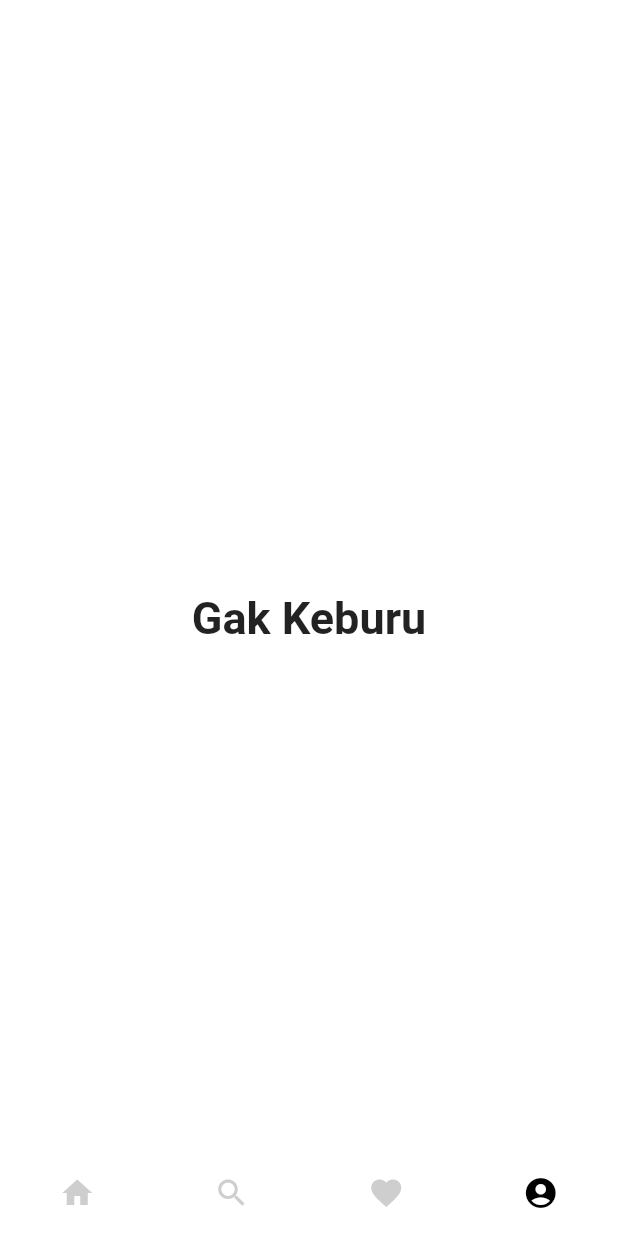
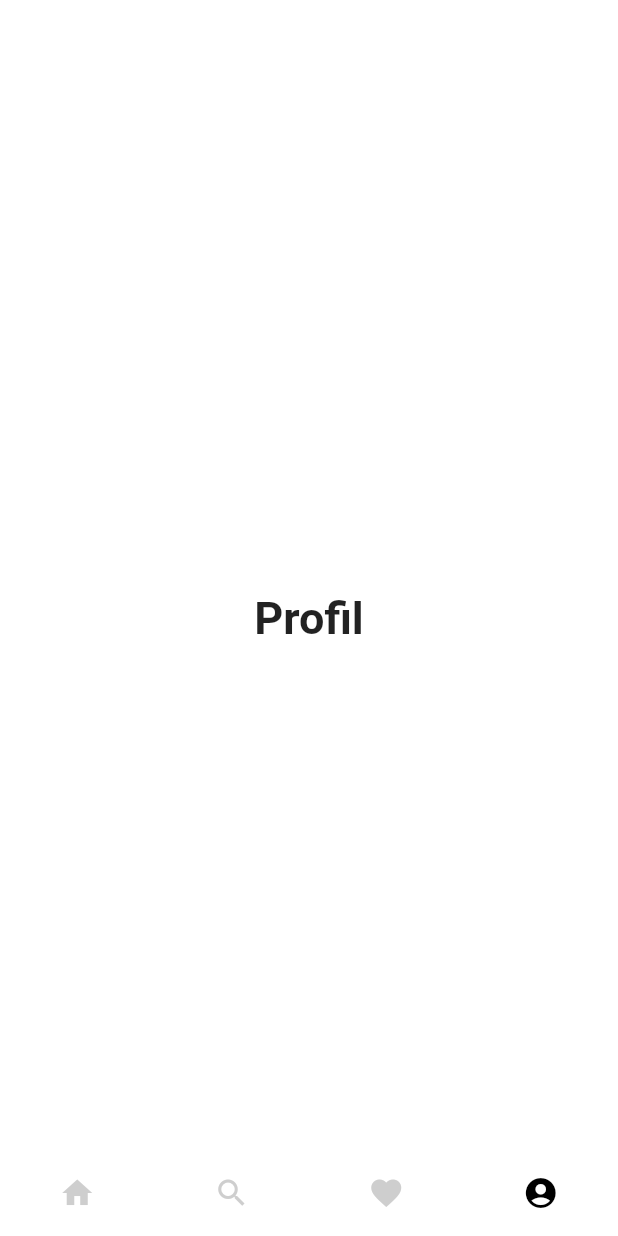
Before and after one commit to AsepRidwan22/app_recipes_traditional_flood_flutter, a Flutter app: the screen it shows after launch, item 4 of the bottom bar chosen, on a phone screen of 412 x 824 dp. Run offline on Flutter 3.47's test engine with Material 2 defaults, Android fonts, the light colour scheme and no system bars; our stand-ins replace carousel_slider.

Commit message:
upgrade flutter 2.10.3, ubah title jadi label, android > build.gradle > ext.kotlin_version = '1.6.10'

```diff
--- a/lib/main.dart
+++ b/lib/main.dart
@@ -42,7 +42,7 @@ class _MyHomePageState extends State<MyHomePage> {
     FavoriteScreen(),
     Center(
       child: Text(
-        'Gak Keburu',
+        'Profil',
         style: optionStyle,
       ),
     ),
@@ -80,14 +80,12 @@ class _MyHomePageState extends State<MyHomePage> {
       showSelectedLabels: false,
       backgroundColor: Colors.white,
       elevation: 0, //ketebalan shadow
-      items: [
-        BottomNavigationBarItem(title: Text('Home'), icon: Icon(Icons.home)),
+      items: const [
+        BottomNavigationBarItem(label: 'Home', icon: Icon(Icons.home)),
+        BottomNavigationBarItem(label: 'Search', icon: Icon(Icons.search)),
+        BottomNavigationBarItem(label: 'Favorite', icon: Icon(Icons.favorite)),
         BottomNavigationBarItem(
-            title: Text('Favorit'), icon: Icon(Icons.search)),
-        BottomNavigationBarItem(
-            title: Text('Search'), icon: Icon(Icons.favorite)),
-        BottomNavigationBarItem(
-            title: Text('Profile'), icon: Icon(Icons.account_circle))
+            label: 'Profil', icon: Icon(Icons.account_circle))
       ],
       onTap: (index) {
         _onItemTapped(index);
```
Also changed, not shown: pubspec.lock, 2 other files.
